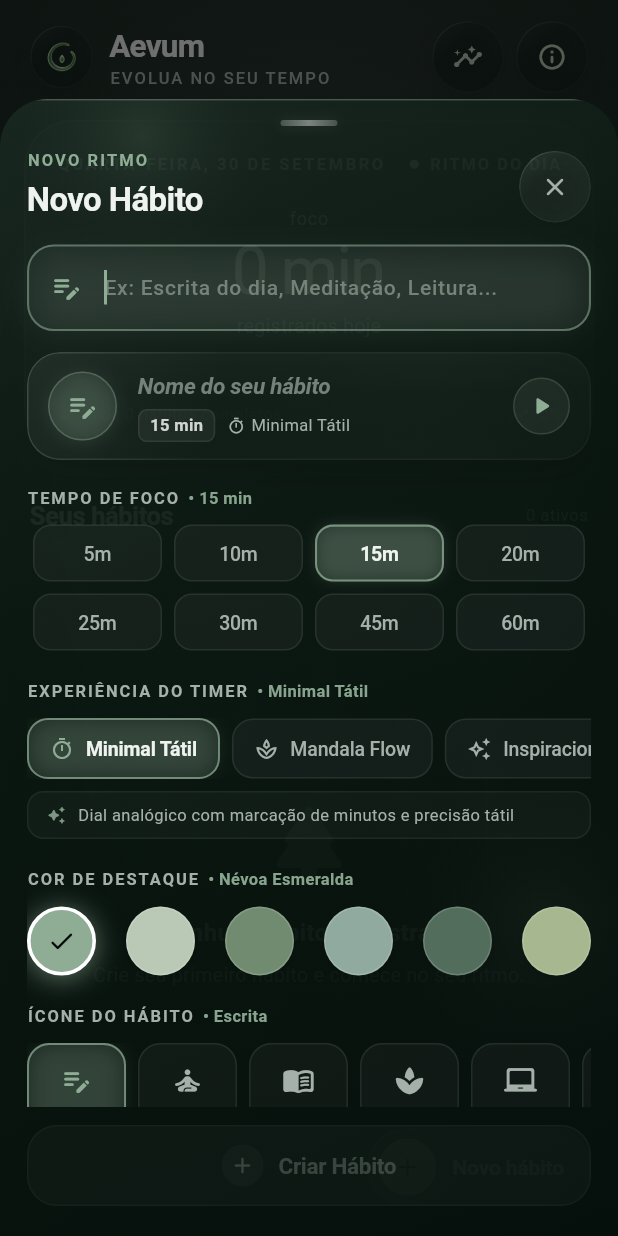
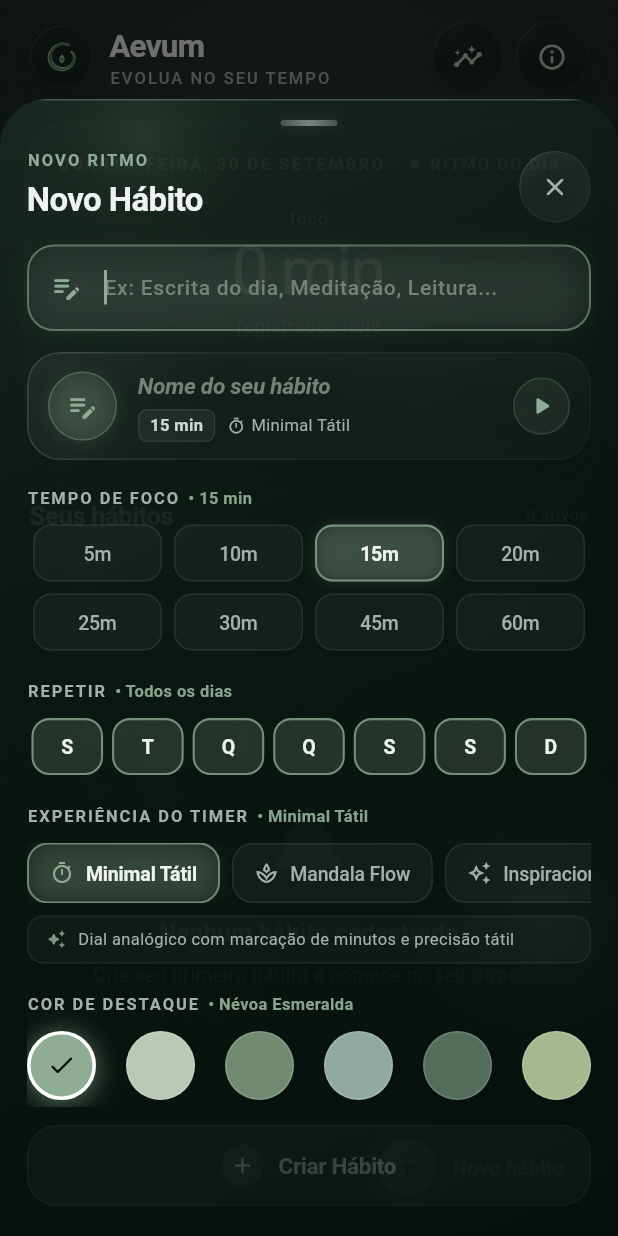
Before and after one commit to matheusz-nied/Aevum, a Flutter app: the HomeScreen screen opened directly, after a tap on "Novo hábito", on a phone screen of 412 x 824 dp. Run offline on Flutter 3.47's test engine with Material 3 defaults, Android fonts, the phone set to English and light mode, and no system bars; our stand-ins replace audioplayers, fl_chart, flutter_riverpod, hive, hive_flutter, package_info_plus and 2 more; accounts and stored records are empty.

Commit message:
feat: recorrência de hábitos por dia da semana
Cada hábito ganha os dias em que se repete (padrão: todos, e registros
antigos continuam valendo todos os dias). O progresso do dia conta só os
hábitos agendados para hoje, o card mostra os dias quando não é diário e a
sequência trata dias sem hábito agendado como descanso, sem quebrá-la.

Co-Authored-By: Claude Sonnet 5.5 <noreply@anthropic.com>

```diff
--- a/lib/core/utils/time_utils.dart
+++ b/lib/core/utils/time_utils.dart
@@ -7,6 +7,26 @@ class TimeUtils {
     'Sexta-feira',
     'Sábado',
     'Domingo',
+  ];
+
+  static const List<String> weekdayInitials = [
+    'S',
+    'T',
+    'Q',
+    'Q',
+    'S',
+    'S',
+    'D',
+  ];
+
+  static const List<String> _weekdaysShortPt = [
+    'Seg',
+    'Ter',
+    'Qua',
+    'Qui',
+    'Sex',
+    'Sáb',
+    'Dom',
   ];
 
   static const List<String> _monthsPt = [
@@ -23,6 +43,20 @@ class TimeUtils {
     'Novembro',
     'Dezembro',
   ];
+
+  /// Resume os dias de repetição: "Todos os dias", "Dias úteis", "Seg, qua"...
+  static String formatWeekdays(Set<int> weekdays) {
+    final days = weekdays.where((d) => d >= 1 && d <= 7).toList()..sort();
+    if (days.length == 7 || days.isEmpty) return 'Todos os dias';
+    if (days.length == 5 && days.last == 5) return 'Dias úteis';
+    if (days.length == 2 && days.first == 6) return 'Fins de semana';
+    return days.indexed
+        .map((e) {
+          final name = _weekdaysShortPt[e.$2 - 1];
+          return e.$1 == 0 ? name : name.toLowerCase();
+        })
+        .join(', ');
+  }
 
   /// Formata segundos em `MM:SS` ou `HH:MM:SS`
   static String formatSeconds(int totalSeconds) {
--- a/lib/features/stats/presentation/screens/stats_screen.dart
+++ b/lib/features/stats/presentation/screens/stats_screen.dart
@@ -18,7 +18,10 @@ class StatsScreen extends ConsumerWidget {
     final sessions = ref.watch(sessionListProvider);
     final tasks = ref.watch(taskListProvider);
 
-    final currentStreak = StreakCalculator.calculateCurrentStreak(sessions);
+    final currentStreak = StreakCalculator.calculateCurrentStreak(
+      sessions,
+      tasks: tasks,
+    );
     final totalMinutes = StreakCalculator.getTotalMinutes(sessions);
     final last7Days = StreakCalculator.getLast7DaysMetrics(sessions);
 
--- a/lib/features/tasks/domain/task_model.dart
+++ b/lib/features/tasks/domain/task_model.dart
@@ -3,6 +3,9 @@ import 'package:aevum/features/tasks/domain/task_icon.dart';
 import 'package:aevum/features/tasks/domain/timer_visual_mode.dart';
 
 class TaskModel {
+  /// Todos os dias da semana (`DateTime.monday` a `DateTime.sunday`).
+  static const Set<int> everyDay = {1, 2, 3, 4, 5, 6, 7};
+
   final String id;
   final String title;
   final int targetMinutes;
@@ -11,6 +14,9 @@ class TaskModel {
   final TimerVisualMode defaultVisualMode;
   final bool isCountUp;
   final DateTime createdAt;
+
+  /// Dias da semana em que o hábito se repete (`DateTime.weekday`, 1 a 7).
+  final Set<int> weekdays;
 
   TaskModel({
     required this.id,
@@ -21,7 +27,12 @@ class TaskModel {
     this.defaultVisualMode = TimerVisualMode.minimalDial,
     this.isCountUp = false,
     DateTime? createdAt,
+    this.weekdays = everyDay,
   }) : createdAt = createdAt ?? DateTime.now();
+
+  bool get isDaily => weekdays.length == 7;
+
+  bool isScheduledOn(DateTime date) => weekdays.contains(date.weekday);
 
   IconData get iconData => iconKey.iconData;
 
@@ -36,6 +47,7 @@ class TaskModel {
     TimerVisualMode? defaultVisualMode,
     bool? isCountUp,
     DateTime? createdAt,
+    Set<int>? weekdays,
   }) {
     return TaskModel(
       id: id ?? this.id,
@@ -46,6 +58,7 @@ class TaskModel {
       defaultVisualMode: defaultVisualMode ?? this.defaultVisualMode,
       isCountUp: isCountUp ?? this.isCountUp,
       createdAt: createdAt ?? this.createdAt,
+      weekdays: weekdays ?? this.weekdays,
     );
   }
 
@@ -59,6 +72,7 @@ class TaskModel {
       'defaultVisualMode': defaultVisualMode.name,
       'isCountUp': isCountUp,
       'createdAt': createdAt.toIso8601String(),
+      'weekdays': (weekdays.toList()..sort()),
     };
   }
 
@@ -79,6 +93,18 @@ class TaskModel {
       createdAt: map['createdAt'] != null
           ? DateTime.parse(map['createdAt'] as String)
           : DateTime.now(),
+      weekdays: _parseWeekdays(map['weekdays']),
     );
   }
+
+  /// Registros antigos não têm o campo e valem para todos os dias.
+  static Set<int> _parseWeekdays(Object? raw) {
+    if (raw is! List) return everyDay;
+    final days = raw
+        .whereType<num>()
+        .map((d) => d.toInt())
+        .where((d) => d >= 1 && d <= 7)
+        .toSet();
+    return days.isEmpty ? everyDay : days;
+  }
 }
--- a/lib/features/tasks/presentation/screens/home_screen.dart
+++ b/lib/features/tasks/presentation/screens/home_screen.dart
@@ -149,7 +149,8 @@ class _HomeScreenState extends ConsumerState<HomeScreen> {
           s.completedAt.day == now.day;
     }).toList();
 
-    final completedTasksCount = tasks.where((t) {
+    final scheduledToday = tasks.where((t) => t.isScheduledOn(now)).toList();
+    final completedTasksCount = scheduledToday.where((t) {
       return todaySessions.any((s) => s.taskId == t.id);
     }).length;
 
@@ -262,7 +263,7 @@ class _HomeScreenState extends ConsumerState<HomeScreen> {
               child: DailyProgressHeader(
                 totalFocusedMinutes: totalFocusedMinutes,
                 completedTasksCount: completedTasksCount,
-                totalTasksCount: tasks.length,
+                totalTasksCount: scheduledToday.length,
                 onOpenStats: () {
                   Navigator.of(context).push(
                     MaterialPageRoute(builder: (_) => const StatsScreen()),
--- a/lib/features/tasks/presentation/widgets/create_task_sheet.dart
+++ b/lib/features/tasks/presentation/widgets/create_task_sheet.dart
@@ -4,6 +4,7 @@ import 'package:flutter/material.dart';
 import 'package:aevum/core/widgets/adaptive_backdrop_filter.dart';
 import 'package:aevum/core/constants/app_colors.dart';
 import 'package:aevum/core/services/haptic_service.dart';
+import 'package:aevum/core/utils/time_utils.dart';
 import 'package:aevum/core/widgets/glass_container.dart';
 import 'package:aevum/features/tasks/domain/task_icon.dart';
 import 'package:aevum/features/tasks/domain/task_model.dart';
@@ -27,6 +28,7 @@ class _CreateTaskSheetState extends State<CreateTaskSheet> {
   late int _selectedColorValue;
   late TaskIcon _selectedIcon;
   late TimerVisualMode _selectedVisualMode;
+  late Set<int> _weekdays;
   bool _canSubmit = false;
 
   static const List<int> _presetDurations = [5, 10, 15, 20, 25, 30, 45, 60];
@@ -43,6 +45,7 @@ class _CreateTaskSheetState extends State<CreateTaskSheet> {
     _selectedIcon = task?.iconKey ?? TaskIcon.writing;
     _selectedVisualMode =
         task?.defaultVisualMode ?? TimerVisualMode.minimalDial;
+    _weekdays = {...(task?.weekdays ?? TaskModel.everyDay)};
     _canSubmit = _titleController.text.trim().isNotEmpty;
     _titleController.addListener(_onTitleChanged);
   }
@@ -73,6 +76,7 @@ class _CreateTaskSheetState extends State<CreateTaskSheet> {
       iconKey: _selectedIcon,
       colorValue: _selectedColorValue,
       defaultVisualMode: _selectedVisualMode,
+      weekdays: _weekdays,
       createdAt: widget.existingTask?.createdAt ?? DateTime.now(),
     );
 
@@ -487,6 +491,75 @@ class _CreateTaskSheetState extends State<CreateTaskSheet> {
 
     return Column(
       children: [buildRow(row1), const SizedBox(height: 8), buildRow(row2)],
+    );
+  }
+
+  Widget _buildWeekdaySelector() {
+    const dayNames = [
+      'segunda',
+      'terça',
+      'quarta',
+      'quinta',
+      'sexta',
+      'sábado',
+      'domingo',
+    ];
+    return Row(
+      children: List.generate(7, (i) {
+        final day = i + 1;
+        final isSelected = _weekdays.contains(day);
+        return Expanded(
+          child: Padding(
+            padding: const EdgeInsets.symmetric(horizontal: 3),
+            child: Semantics(
+              button: true,
+              selected: isSelected,
+              label: dayNames[i],
+              excludeSemantics: true,
+              child: GestureDetector(
+                onTap: () {
+                  // Pelo menos um dia precisa ficar marcado.
+                  if (isSelected && _weekdays.length == 1) return;
+                  setState(() {
+                    isSelected ? _weekdays.remove(day) : _weekdays.add(day);
+                  });
+                  HapticService.selectionClick();
+                },
+                child: AnimatedContainer(
+                  duration: const Duration(milliseconds: 180),
+                  height: 38,
+                  decoration: BoxDecoration(
+                    color: isSelected
+                        ? _selectedColor.withValues(alpha: 0.20)
+                        : Colors.white.withValues(alpha: 0.04),
+                    borderRadius: BorderRadius.circular(12),
+                    border: Border.all(
+                      color: isSelected
+                          ? _selectedColor.withValues(alpha: 0.75)
+                          : Colors.white.withValues(alpha: 0.08),
+                      width: isSelected ? 1.4 : 1.0,
+                    ),
+                  ),
+                  child: Center(
+                    child: Text(
+                      TimeUtils.weekdayInitials[i],
+                      style: TextStyle(
+                        fontSize: 13,
+                        fontWeight: isSelected
+                            ? FontWeight.w700
+                            : FontWeight.w500,
+                        color: isSelected
+                            ? AppColors.textWhite
+                            : AppColors.textMuted,
+                      ),
+                    ),
+                  ),
+                ),
+              ),
+            ),
+          ),
+        );
+      }),
     );
   }
 
@@ -990,6 +1063,14 @@ class _CreateTaskSheetState extends State<CreateTaskSheet> {
                             _buildDurationPresets(),
                             const SizedBox(height: 20),
 
+                            // Dias da semana
+                            _buildSectionHeader(
+                              title: 'Repetir',
+                              subtitle: TimeUtils.formatWeekdays(_weekdays),
+                            ),
+                            _buildWeekdaySelector(),
+                            const SizedBox(height: 20),
+
                             // Seletor de Estilo do Timer
                             _buildSectionHeader(
                               title: 'Experiência do timer',
```
Also changed, not shown: lib/features/stats/domain/streak_calculator.dart (+21 -12 lines), lib/features/tasks/presentation/widgets/task_card.dart (+15 -0 lines), 3 other files.
